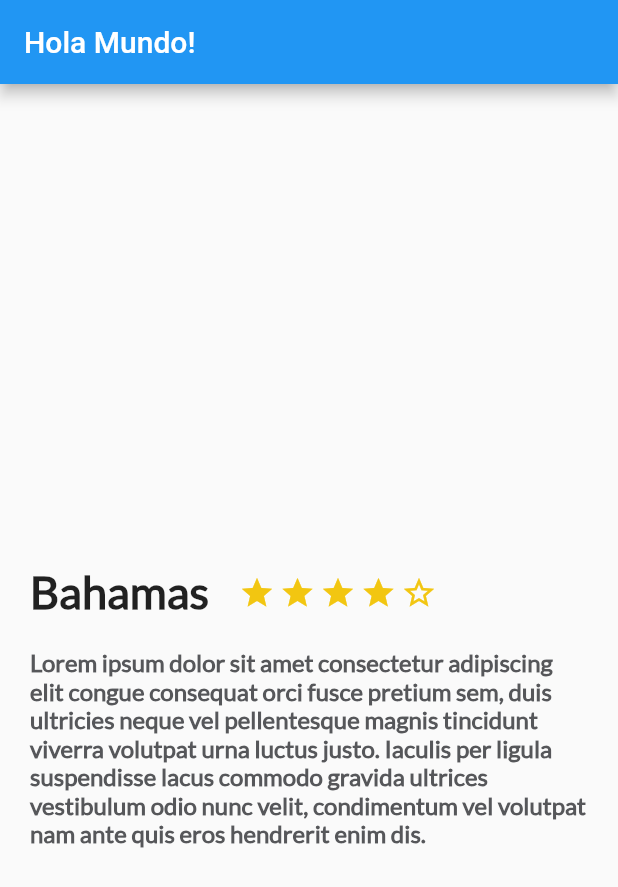
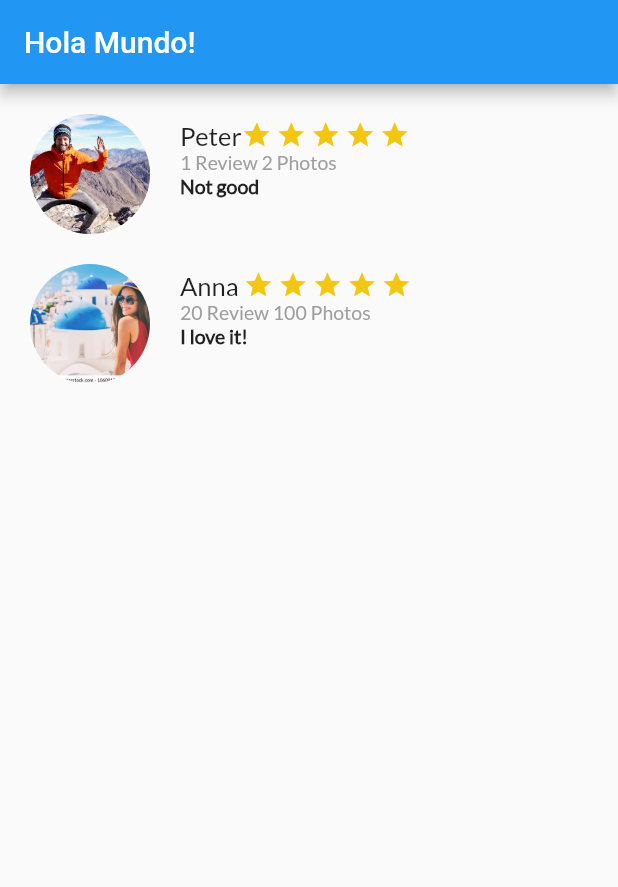
Before and after one commit to jhon0010/trips_app_flutter, a Flutter app: the screen it shows after launch, on a phone screen of 412 x 824 dp. Shown: the top 887 px of the screen. Run offline on Flutter 3.47's test engine with Material 2 defaults, Android fonts, the phone set to English and light mode, and no system bars.

Commit message:
Review List
* Managin images
* Create a widget of widgets
*

```diff
--- a/lib/main.dart
+++ b/lib/main.dart
@@ -1,4 +1,5 @@
 import 'package:flutter/material.dart';
+import 'package:trips_app_flutter/review_list.dart';
 import 'description_place.dart';
 
 void main() {
@@ -32,93 +33,9 @@ class MyApp extends StatelessWidget {
       ),
       home: Scaffold(
           appBar: AppBar(title: Text('Hola Mundo!'),),
-          body: new DescriptionPlace('Bahamas',4, descriptionDummy)
+          //body: new DescriptionPlace('Bahamas',4, descriptionDummy)
+        body: ReviewList(),
       )
     );
   }
 }
-
-class MyHomePage extends StatefulWidget {
-  MyHomePage({Key? key, required this.title}) : super(key: key);
-
-  // This widget is the home page of your application. It is stateful, meaning
-  // that it has a State object (defined below) that contains fields that affect
-  // how it looks.
-
-  // This class is the configuration for the state. It holds the values (in this
-  // case the title) provided by the parent (in this case the App widget) and
-  // used by the build method of the State. Fields in a Widget subclass are
-  // always marked "final".
-
-  final String title;
-
-  @override
-  _MyHomePageState createState() => _MyHomePageState();
-}
-
-class _MyHomePageState extends State<MyHomePage> {
-  int _counter = 0;
-
-  void _incrementCounter() {
-    setState(() {
-      // This call to setState tells the Flutter framework that something has
-      // changed in this State, which causes it to rerun the build method below
-      // so that the display can reflect the updated values. If we changed
-      // _counter without calling setState(), then the build method would not be
-      // called again, and so nothing would appear to happen.
-      _counter++;
-    });
-  }
-
-  @override
-  Widget build(BuildContext context) {
-    // This method is rerun every time setState is called, for instance as done
-    // by the _incrementCounter method above.
-    //
-    // The Flutter framework has been optimized to make rerunning build methods
-    // fast, so that you can just rebuild anything that needs updating rather
-    // than having to individually change instances of widgets.
-    return Scaffold(
-      appBar: AppBar(
-        // Here we take the value from the MyHomePage object that was created by
-        // the App.build method, and use it to set our appbar title.
-        title: Text(widget.title),
-      ),
-      body: Center(
-        // Center is a layout widget. It takes a single child and positions it
-        // in the middle of the parent.
-        child: Column(
-          // Column is also a layout widget. It takes a list of children and
-          // arranges them vertically. By default, it sizes itself to fit its
-          // children horizontally, and tries to be as tall as its parent.
-          //
-          // Invoke "debug painting" (press "p" in the console, choose the
-          // "Toggle Debug Paint" action from the Flutter Inspector in Android
-          // Studio, or the "Toggle Debug Paint" command in Visual Studio Code)
-          // to see the wireframe for each widget.
-          //
-          // Column has various properties to control how it sizes itself and
-          // how it positions its children. Here we use mainAxisAlignment to
-          // center the children vertically; the main axis here is the vertical
-          // axis because Columns are vertical (the cross axis would be
-          // horizontal).
-          mainAxisAlignment: MainAxisAlignment.center,
-          children: <Widget>[
-            Text(
-              'You have pushed the button this many times:',
-            ),
-            Text(
-              '$_counter',
-              style: Theme.of(context).textTheme.headline4,
-            ),
-          ],
-        ),
-      ),
-      floatingActionButton: FloatingActionButton(
-        onPressed: _incrementCounter,
-        tooltip: 'Increment',
-        child: Icon(Icons.add),
-      ), // This trailing comma makes auto-formatting nicer for build methods.
-    );
-  }
-}
--- /dev/null
+++ b/lib/review.dart
@@ -0,0 +1,125 @@
+import 'package:flutter/cupertino.dart';
+import 'package:flutter/material.dart';
+
+class Review extends StatelessWidget {
+
+  String pathImage = 'assets/img/person.jpg';
+  String userName = 'Jhon';
+  String details = '1 Review 5 Photos';
+  String comment = 'There is an amazing place';
+
+  Review(this.pathImage, this.userName, this.details, this.comment);
+
+  @override
+  Widget build(BuildContext context) {
+
+    final userName = Container(
+      margin: EdgeInsets.only(
+        left: 20.0
+      ),
+      child: Text(
+        this.userName,
+        textAlign: TextAlign.left,
+        style: TextStyle(
+          fontFamily: 'Lato',
+          fontSize: 17.0
+        ),
+      ),
+    );
+
+
+    final userInfo = Container(
+      margin: EdgeInsets.only(
+          left: 20.0
+      ),
+      child: Text(
+        this.details,
+        textAlign: TextAlign.left,
+        style: TextStyle(
+            fontFamily: 'Lato',
+            fontSize: 13.0,
+            color: Colors.grey
+        ),
+      ),
+    );
+
+    final userCommets = Container(
+      margin: EdgeInsets.only(
+          left: 20.0
+      ),
+      child: Text(
+        this.comment,
+        textAlign: TextAlign.left,
+        style: TextStyle(
+            fontFamily: 'Lato',
+            fontSize: 13.0,
+            fontWeight: FontWeight.w900
+        ),
+      ),
+    );
+
+    final start = Container(
+      margin: EdgeInsets.only(
+          right: 3.0
+      ),
+      child: Icon(
+        Icons.star,
+        color: Color(0xfff2c611),
+        size: 20,
+      ),
+    );
+
+    final userStarts = Row(
+      crossAxisAlignment: CrossAxisAlignment.start,
+      children: [
+        start,
+        start,
+        start,
+        start,
+        start
+      ],
+    );
+
+    final userDetails = Column(
+      crossAxisAlignment: CrossAxisAlignment.start,
+      children: [
+        Row(
+          children: [
+            userName,
+            userStarts
+          ],
+        ),
+        userInfo,
+        userCommets
+      ],
+    );
+
+
+    final photo = Container(
+      margin: EdgeInsets.only(
+        top: 20.0,
+        left: 20.0
+      ),
+      width: 80.0,
+      height: 80.0,
+
+      // The container shape, cut the image making it a circle
+      decoration: BoxDecoration(
+        shape: BoxShape.circle,
+        image: DecorationImage(
+          fit: BoxFit.cover,
+          image: AssetImage(this.pathImage)
+        )
+      ),
+
+    );
+
+    return Row(
+      children: [
+          photo,
+          userDetails
+      ],
+    );
+  }
+
+}
--- /dev/null
+++ b/lib/review_list.dart
@@ -0,0 +1,18 @@
+import 'package:flutter/material.dart';
+import 'package:trips_app_flutter/review.dart';
+
+class ReviewList extends StatelessWidget {
+
+  @override
+  Widget build(BuildContext context) {
+
+    return Column(
+      crossAxisAlignment: CrossAxisAlignment.start,
+      children: [
+        Review('assets/img/person.jpg', 'Peter','1 Review 2 Photos' , 'Not good'),
+        Review('assets/img/girl.jpg', 'Anna ','20 Review 100 Photos' , 'I love it!')
+      ],
+    );
+  }
+
+}
--- a/pubspec.yaml
+++ b/pubspec.yaml
@@ -78,3 +78,7 @@ flutter:
     - family: Lato
       fonts:
         - asset: fonts/Lato-Regular.ttf
+
+  assets:
+    - assets/img/person.jpg
+    - assets/img/girl.jpg
```
Also changed, not shown: assets/img/girl.jpg (added), assets/img/person.jpg (added).
